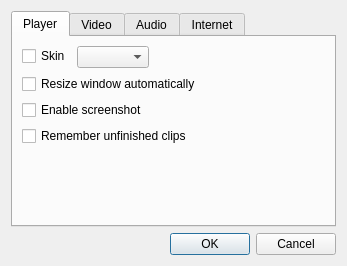
Above: src/settingsdialog.ui from coslyk/moonplayer before the change. Below: the same form after it.
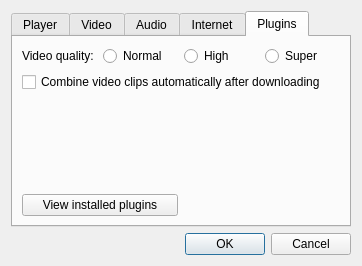
That is the form after the change. The open tabs and pages were chosen to show the change.

```diff
--- a/src/settingsdialog.ui
+++ b/src/settingsdialog.ui
@@ -6,7 +6,7 @@
    <rect>
     <x>0</x>
     <y>0</y>
-    <width>347</width>
+    <width>362</width>
     <height>266</height>
    </rect>
   </property>
@@ -325,38 +325,6 @@
          </item>
         </layout>
        </item>
-       <item>
-        <layout class="QHBoxLayout" name="horizontalLayout_4">
-         <item>
-          <widget class="QLabel" name="label">
-           <property name="text">
-            <string>Video quality:</string>
-           </property>
-          </widget>
-         </item>
-         <item>
-          <widget class="QRadioButton" name="normalRadioButton">
-           <property name="text">
-            <string>Normal</string>
-           </property>
-          </widget>
-         </item>
-         <item>
-          <widget class="QRadioButton" name="highRadioButton">
-           <property name="text">
-            <string>High</string>
-           </property>
-          </widget>
-         </item>
-         <item>
-          <widget class="QRadioButton" name="superRadioButton">
-           <property name="text">
-            <string>Super</string>
-           </property>
-          </widget>
-         </item>
-        </layout>
-       </item>
        <item>
         <widget class="Line" name="line_2">
          <property name="orientation">
@@ -432,6 +400,68 @@
        </item>
       </layout>
      </widget>
+     <widget class="QWidget" name="pluginsTab">
+      <attribute name="title">
+       <string>Plugins</string>
+      </attribute>
+      <layout class="QGridLayout" name="gridLayout">
+       <item row="0" column="0">
+        <widget class="QLabel" name="label">
+         <property name="text">
+          <string>Video quality:</string>
+         </property>
+        </widget>
+       </item>
+       <item row="0" column="1">
+        <widget class="QRadioButton" name="normalRadioButton">
+         <property name="text">
+          <string>Normal</string>
+         </property>
+        </widget>
+       </item>
+       <item row="0" column="2">
+        <widget class="QRadioButton" name="highRadioButton">
+         <property name="text">
+          <string>High</string>
+         </property>
+        </widget>
+       </item>
+       <item row="0" column="3">
+        <widget class="QRadioButton" name="superRadioButton">
+         <property name="text">
+          <string>Super</string>
+         </property>
+        </widget>
+       </item>
+       <item row="1" column="0" colspan="4">
+        <widget class="QCheckBox" name="combineCheckBox">
+         <property name="text">
+          <string>Combine video clips automatically after downloading</string>
+         </property>
+        </widget>
+       </item>
+       <item row="2" column="0">
+        <spacer name="verticalSpacer">
+         <property name="orientation">
+          <enum>Qt::Vertical</enum>
+         </property>
+         <property name="sizeHint" stdset="0">
+          <size>
+           <width>20</width>
+           <height>40</height>
+          </size>
+         </property>
+        </spacer>
+       </item>
+       <item row="3" column="0" colspan="2">
+        <widget class="QPushButton" name="viewPluginsButton">
+         <property name="text">
+          <string>View installed plugins</string>
+         </property>
+        </widget>
+       </item>
+      </layout>
+     </widget>
     </widget>
    </item>
    <item>
```
Left out of the diff: 5 changed lines with no effect on the pictures.
